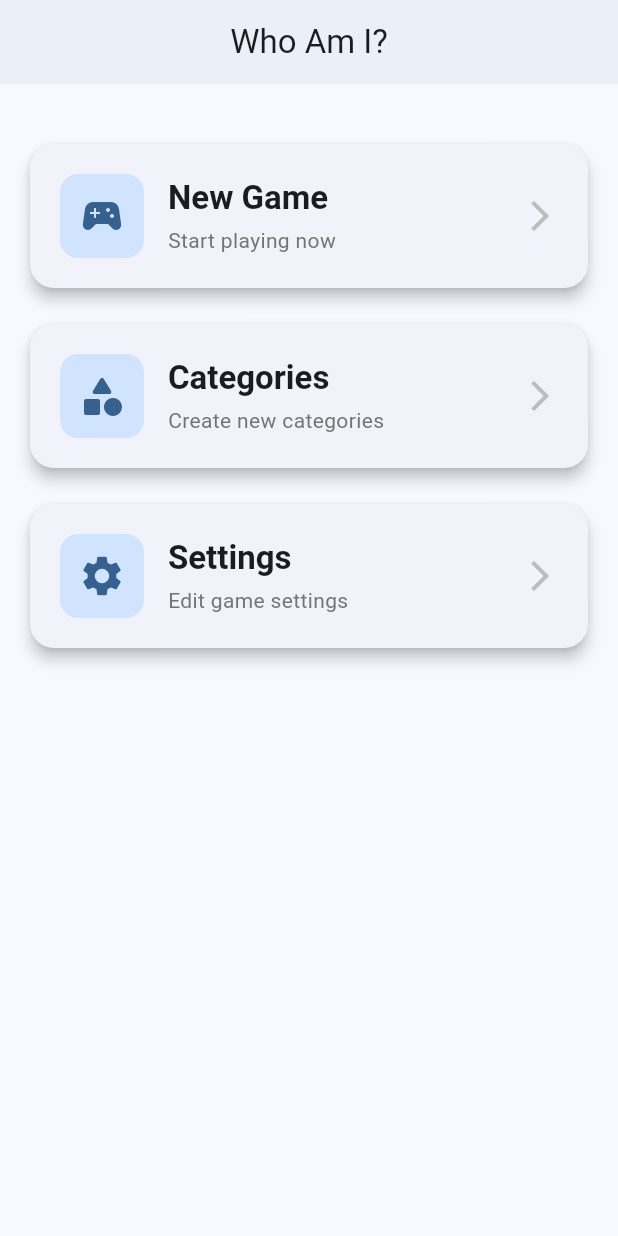
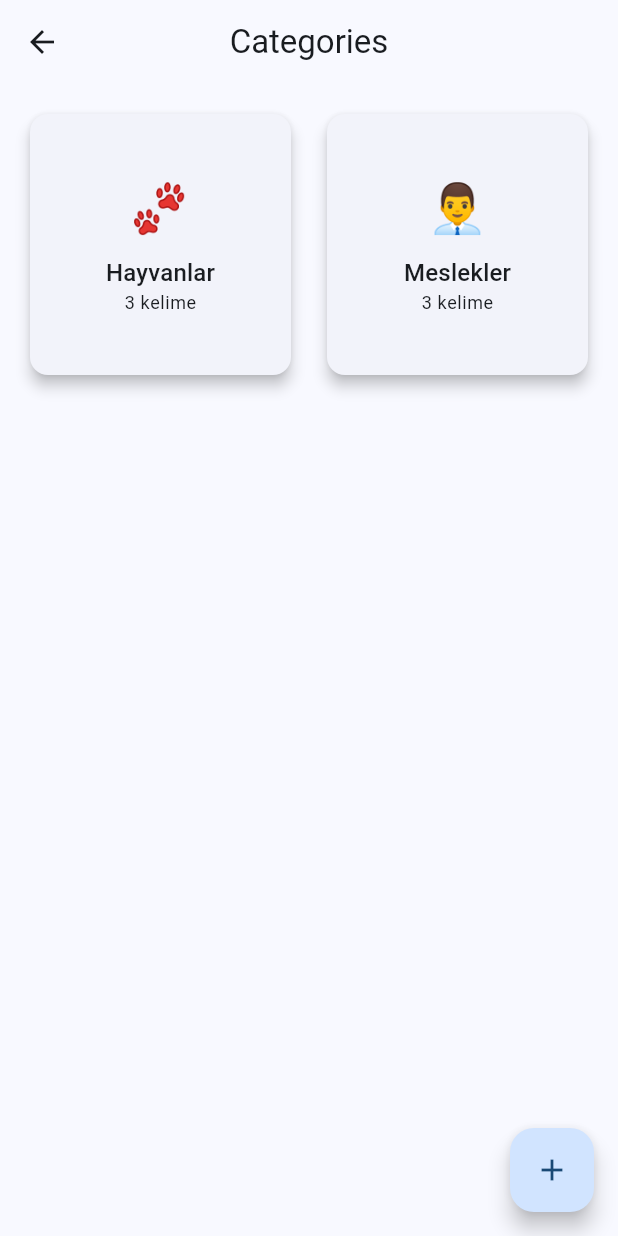
Before and after one commit to ysntopbas/whoami, a Flutter app: the screen it shows after launch, after a tap on "Categories", on a phone screen of 412 x 824 dp. Run offline on Flutter 3.47's test engine with Material 3 defaults, Android fonts, the phone set to English and light mode, and no system bars; our stand-ins replace easy_localization, flutter_riverpod.

Commit message:
Add Riverpod state management and implement Categories navigation

```diff
--- /dev/null
+++ b/lib/features/category/presentation/pages/categories_page.dart
@@ -0,0 +1,117 @@
+import 'package:flutter/material.dart';
+import 'package:flutter_riverpod/flutter_riverpod.dart';
+import 'package:easy_localization/easy_localization.dart';
+import '../providers/category_provider.dart';
+import '../widgets/add_category_modal.dart';
+
+class CategoriesPage extends ConsumerWidget {
+  const CategoriesPage({super.key});
+
+  @override
+  Widget build(BuildContext context, WidgetRef ref) {
+    final categories = ref.watch(categoryProvider);
+
+    return Scaffold(
+      appBar: AppBar(
+        title: Text('categories_title'.tr()),
+        centerTitle: true,
+      ),
+      body: Column(
+        children: [
+          Expanded(
+            child: GridView.builder(
+              padding: const EdgeInsets.all(16),
+              gridDelegate: const SliverGridDelegateWithFixedCrossAxisCount(
+                crossAxisCount: 2,
+                crossAxisSpacing: 16,
+                mainAxisSpacing: 16,
+              ),
+              itemCount: categories.length,
+              itemBuilder: (context, index) {
+                final category = categories[index];
+                return Card(
+                  elevation: 4,
+                  child: InkWell(
+                    onTap: () {
+                      // TODO: Kategori detay sayfasına git
+                    },
+                    child: Column(
+                      mainAxisAlignment: MainAxisAlignment.center,
+                      children: [
+                        Text(
+                          category.icon,
+                          style: const TextStyle(fontSize: 32),
+                        ),
+                        const SizedBox(height: 8),
+                        Text(
+                          category.name,
+                          style: Theme.of(context).textTheme.titleMedium,
+                        ),
+                        Text(
+                          '${category.items.length} kelime',
+                          style: Theme.of(context).textTheme.bodySmall,
+                        ),
+                      ],
+                    ),
+                  ),
+                );
+              },
+            ),
+          ),
+          if (categories.any((c) => c.isCustom)) ...[
+            const Padding(
+              padding: EdgeInsets.all(16.0),
+              child: Align(
+                alignment: Alignment.centerLeft,
+                child: Text(
+                  'Kendi Kategorilerim',
+                  style: TextStyle(
+                    fontSize: 18,
+                    fontWeight: FontWeight.bold,
+                  ),
+                ),
+              ),
+            ),
+            Expanded(
+              child: ListView.builder(
+                padding: const EdgeInsets.all(16),
+                itemCount:
+                    categories.where((c) => c.isCustom).toList().length,
+                itemBuilder: (context, index) {
+                  final customCategory =
+                      categories.where((c) => c.isCustom).toList()[index];
+                  return Card(
+                    child: ListTile(
+                      leading: Text(customCategory.icon),
+                      title: Text(customCategory.name),
+                      subtitle: Text(
+                          '${customCategory.items.length} kelime'),
+                      trailing: IconButton(
+                        icon: const Icon(Icons.delete),
+                        onPressed: () {
+                          ref
+                              .read(categoryProvider.notifier)
+                              .deleteCategory(customCategory.id);
+                        },
+                      ),
+                    ),
+                  );
+                },
+              ),
+            ),
+          ],
+        ],
+      ),
+      floatingActionButton: FloatingActionButton(
+        onPressed: () {
+          showModalBottomSheet(
+            context: context,
+            isScrollControlled: true,
+            builder: (context) => const AddCategoryModal(),
+          );
+        },
+        child: const Icon(Icons.add),
+      ),
+    );
+  }
+}
--- a/lib/features/home/presentation/pages/home_page.dart
+++ b/lib/features/home/presentation/pages/home_page.dart
@@ -1,6 +1,7 @@
 import 'package:flutter/material.dart';
 import 'package:easy_localization/easy_localization.dart';
 import 'package:whoami/features/settings/presentation/pages/settings_page.dart';
+import 'package:whoami/features/category/presentation/pages/categories_page.dart';
 
 
 class HomePage extends StatelessWidget {
@@ -36,7 +37,12 @@ class HomePage extends StatelessWidget {
               title: "categories_title".tr(),
               subtitle: "categories_subtitle".tr(),
               onTap: () {
-                // TODO: Navigate to Categories
+                Navigator.push(
+                  context,
+                  MaterialPageRoute(
+                    builder: (context) => const CategoriesPage(),
+                  ),
+                );
               },
             ),
             const SizedBox(height: 16),
--- a/lib/main.dart
+++ b/lib/main.dart
@@ -1,12 +1,15 @@
 import 'package:flutter/material.dart';
 import 'package:easy_localization/easy_localization.dart';
+import 'package:flutter_riverpod/flutter_riverpod.dart';
 import 'features/home/presentation/pages/home_page.dart';
 
 void main() async {
   WidgetsFlutterBinding.ensureInitialized();
   await EasyLocalization.ensureInitialized();
 
-  runApp(EasyLocalization(
+  runApp(
+    ProviderScope(
+      child: EasyLocalization(
         supportedLocales: const [
           Locale('tr', 'TR'),
           Locale('en', 'US'),
@@ -14,7 +17,9 @@ void main() async {
         path: 'assets/translations',
         fallbackLocale: const Locale('tr', 'TR'),
         child: const MyApp(),
-  ));
+      ),
+    ),
+  );
 }
 
 class MyApp extends StatelessWidget {
--- a/pubspec.yaml
+++ b/pubspec.yaml
@@ -33,6 +33,8 @@ dependencies:
   flutter_localizations:
     sdk: flutter
   easy_localization: ^3.0.5
+  flutter_riverpod: ^2.4.9
+  uuid: ^4.2.1
 
   # The following adds the Cupertino Icons font to your application.
   # Use with the CupertinoIcons class for iOS style icons.
```
Also changed, not shown: lib/features/category/domain/models/category_model.dart (added, +30 -0 lines), lib/features/category/presentation/providers/category_provider.dart (added, +42 -0 lines), lib/features/category/presentation/widgets/add_category_modal.dart (added, +131 -0 lines), pubspec.lock. Lines whose indentation alone changed are shown as unchanged.
